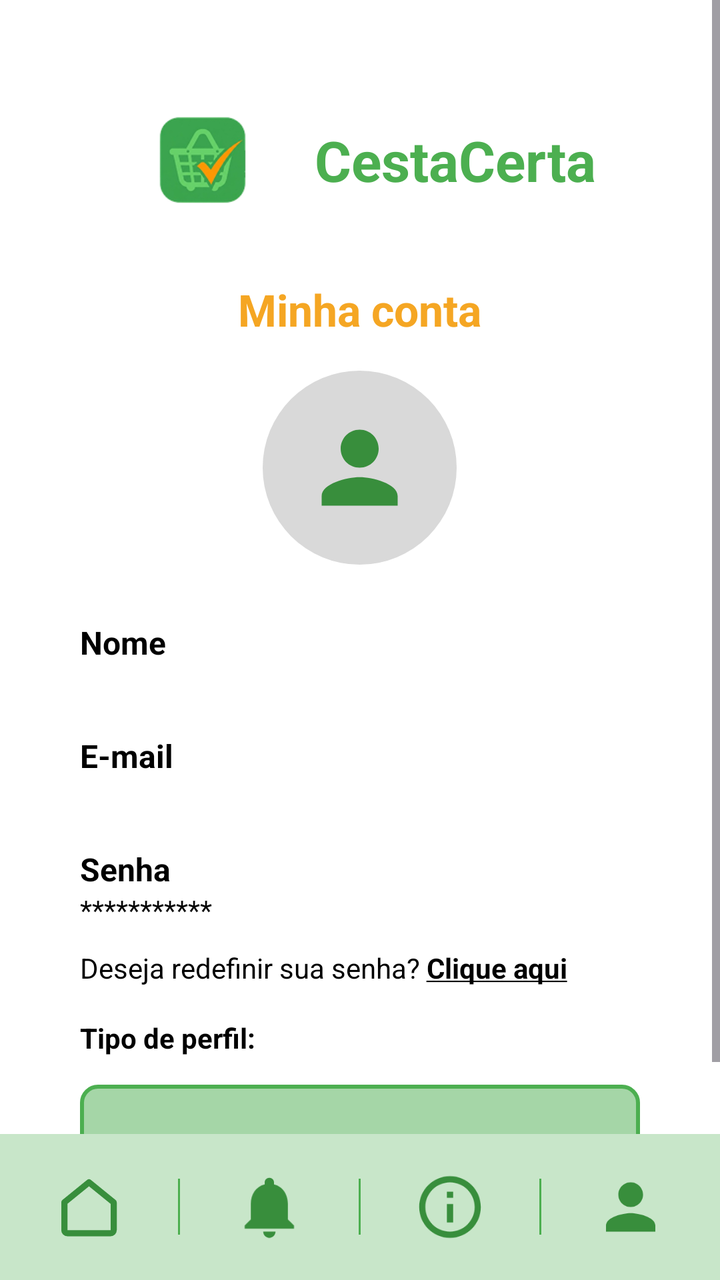
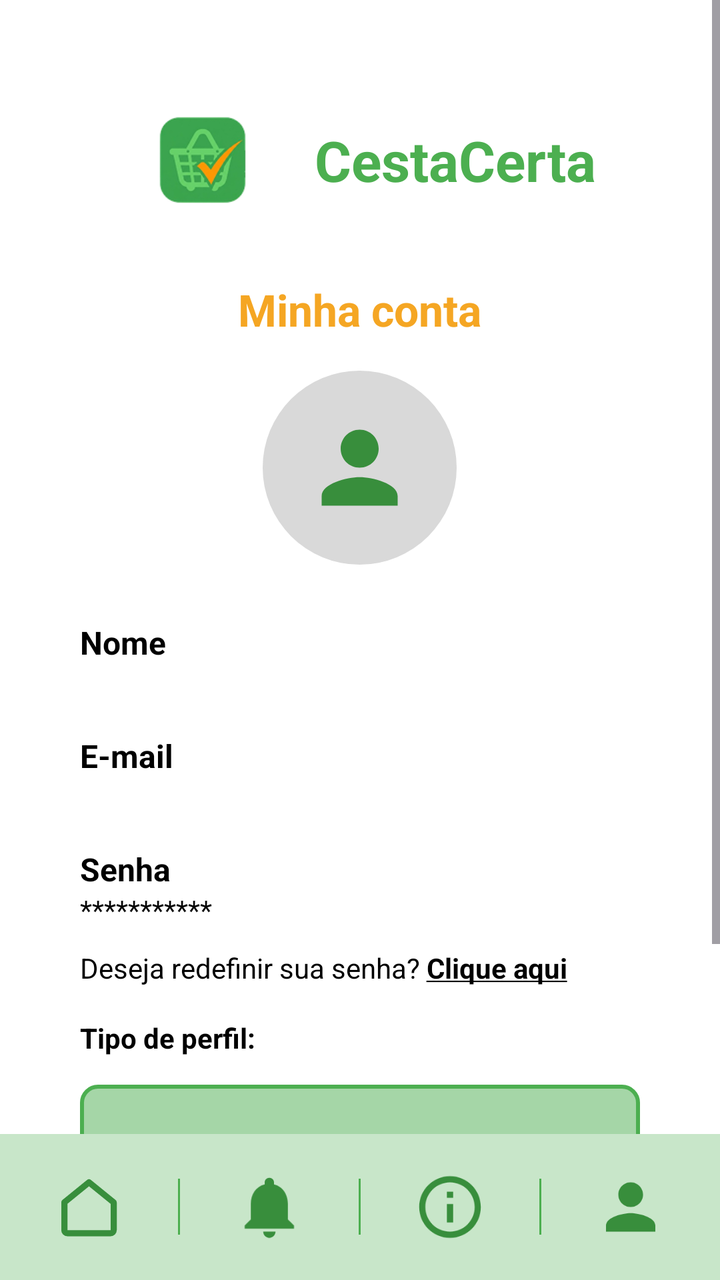

Two renders of the same Android screen: before a commit and after it. Below are the layout's source before the change and the commit's diff.
<!-- AndroidManifest.xml: application theme Theme.CestaCerta -->
<!-- res/layout/activity_perfil.xml -->
<?xml version="1.0" encoding="utf-8"?>
<LinearLayout xmlns:android="http://schemas.android.com/apk/res/android"
    android:id="@+id/perfil"
    android:layout_width="match_parent"
    android:layout_height="match_parent"
    android:background="@color/branco"
    android:orientation="vertical">

    <ScrollView
        android:layout_width="match_parent"
        android:layout_height="0dp"
        android:layout_weight="1">

        <LinearLayout
            android:layout_width="match_parent"
            android:layout_height="wrap_content"
            android:orientation="vertical"
            android:paddingHorizontal="40dp"
            android:paddingTop="@dimen/margem_tela"
            android:paddingBottom="24dp">

            <include layout="@layout/layout_cabecalho" />

            <TextView
                android:layout_width="wrap_content"
                android:layout_height="wrap_content"
                android:layout_gravity="center_horizontal"
                android:layout_marginTop="20dp"
                android:text="@string/minha_conta"
                android:textColor="@color/laranja"
                android:textSize="22sp"
                android:textStyle="bold" />

            <ImageView
                android:id="@+id/ivFotoPerfil"
                android:layout_width="97dp"
                android:layout_height="97dp"
                android:layout_gravity="center_horizontal"
                android:layout_marginTop="16dp"
                android:background="@drawable/bg_avatar"
                android:contentDescription="@string/desc_foto_perfil"
                android:padding="20dp"
                android:scaleType="fitCenter"
                android:src="@drawable/nav_perfil" />

            <TextView
                style="@style/Rotulo"
                android:layout_marginTop="28dp"
                android:text="@string/nome_label" />

            <TextView
                android:id="@+id/tvNome"
                android:layout_width="match_parent"
                android:layout_height="wrap_content"
                android:textColor="@color/preto"
                android:textSize="14sp" />

            <TextView
                style="@style/Rotulo"
                android:layout_marginTop="16dp"
                android:text="@string/email_label" />

            <TextView
                android:id="@+id/tvEmail"
                android:layout_width="match_parent"
                android:layout_height="wrap_content"
                android:textColor="@color/preto"
                android:textSize="14sp" />

            <TextView
                style="@style/Rotulo"
                android:layout_marginTop="16dp"
                android:text="@string/senha_label" />

            <TextView
                android:layout_width="match_parent"
                android:layout_height="wrap_content"
                android:text="***********"
                android:textColor="@color/preto"
                android:textSize="14sp" />

            <TextView
                android:id="@+id/tvRedefinirSenha"
                android:layout_width="match_parent"
                android:layout_height="wrap_content"
                android:layout_marginTop="6dp"
                android:paddingVertical="4dp"
                android:text="@string/redefinir_senha"
                android:textColor="@color/preto"
                android:textSize="14sp" />

            <TextView
                android:layout_width="match_parent"
                android:layout_height="wrap_content"
                android:layout_marginTop="12dp"
                android:text="@string/tipo_perfil_label"
                android:textColor="@color/preto"
                android:textSize="14sp"
                android:textStyle="bold" />

            <TextView
                android:id="@+id/tvTipoPerfil"
                android:layout_width="match_parent"
                android:layout_height="39dp"
                android:layout_marginTop="14dp"
                android:background="@drawable/bg_tipo_perfil"
                android:gravity="center"
                android:textColor="@color/preto"
                android:textSize="@dimen/texto_rotulo"
                android:textStyle="bold" />
        </LinearLayout>
    </ScrollView>

    <include layout="@layout/layout_barra_inferior" />
</LinearLayout>
<!-- res/layout/layout_cabecalho.xml (included above) -->
<?xml version="1.0" encoding="utf-8"?>
<LinearLayout xmlns:android="http://schemas.android.com/apk/res/android"
    android:layout_width="wrap_content"
    android:layout_height="wrap_content"
    android:layout_gravity="center_horizontal"
    android:layout_marginTop="8dp"
    android:gravity="center_vertical"
    android:orientation="horizontal">

    <ImageView
        android:layout_width="@dimen/tamanho_logo_cadastro"
        android:layout_height="@dimen/tamanho_logo_cadastro"
        android:contentDescription="@string/desc_logo"
        android:src="@drawable/logo_grande_clean" />

    <TextView
        android:layout_width="wrap_content"
        android:layout_height="wrap_content"
        android:layout_marginStart="16dp"
        android:text="@string/app_name"
        android:textColor="@color/verde_primario"
        android:textSize="@dimen/texto_titulo"
        android:textStyle="bold" />
</LinearLayout>
<!-- res/layout/layout_barra_inferior.xml (included above) -->
<?xml version="1.0" encoding="utf-8"?>
<LinearLayout xmlns:android="http://schemas.android.com/apk/res/android"
    android:id="@+id/barraInferior"
    android:layout_width="match_parent"
    android:layout_height="73dp"
    android:background="@color/verde_claro"
    android:gravity="center_vertical"
    android:orientation="horizontal">

    <ImageButton
        android:id="@+id/btnInicio"
        android:layout_width="0dp"
        android:layout_height="match_parent"
        android:layout_weight="1"
        android:background="?attr/selectableItemBackgroundBorderless"
        android:contentDescription="Início"
        android:padding="18dp"
        android:scaleType="fitCenter"
        android:src="@drawable/nav_inicio" />

    <View
        android:layout_width="1dp"
        android:layout_height="28dp"
        android:background="@color/verde" />

    <ImageButton
        android:id="@+id/btnNotificacoes"
        android:layout_width="0dp"
        android:layout_height="match_parent"
        android:layout_weight="1"
        android:background="?attr/selectableItemBackgroundBorderless"
        android:contentDescription="Notificações"
        android:padding="18dp"
        android:scaleType="fitCenter"
        android:src="@drawable/nav_notificacoes" />

    <View
        android:layout_width="1dp"
        android:layout_height="28dp"
        android:background="@color/verde" />

    <ImageButton
        android:id="@+id/btnSobre"
        android:layout_width="0dp"
        android:layout_height="match_parent"
        android:layout_weight="1"
        android:background="?attr/selectableItemBackgroundBorderless"
        android:contentDescription="Sobre nós"
        android:padding="18dp"
        android:scaleType="fitCenter"
        android:src="@drawable/nav_sobre" />

    <View
        android:layout_width="1dp"
        android:layout_height="28dp"
        android:background="@color/verde" />

    <ImageButton
        android:id="@+id/btnPerfil"
        android:layout_width="0dp"
        android:layout_height="match_parent"
        android:layout_weight="1"
        android:background="?attr/selectableItemBackgroundBorderless"
        android:contentDescription="Perfil"
        android:padding="18dp"
        android:scaleType="fitCenter"
        android:src="@drawable/nav_perfil" />
</LinearLayout>
<!-- resources referenced by this layout -->
<resources>
  <color name="branco">#FFFFFF</color>
  <color name="laranja">#FFF5A623</color>
  <color name="preto">#000000</color>
  <color name="verde">#FF4CAF50</color>
  <color name="verde_claro">#FFC8E6C9</color>
  <color name="verde_primario">#4CAF50</color>
  <dimen name="margem_tela">32dp</dimen>
  <dimen name="tamanho_logo_cadastro">80dp</dimen>
  <dimen name="texto_rotulo">16sp</dimen>
  <dimen name="texto_titulo">28sp</dimen>
  <!-- drawable bg_avatar (drawable) -->
  <?xml version="1.0" encoding="utf-8"?>
  <shape xmlns:android="http://schemas.android.com/apk/res/android"
      android:shape="oval">
      <solid android:color="@color/cinza_avatar" />
  </shape>
  <!-- drawable bg_tipo_perfil (drawable) -->
  <?xml version="1.0" encoding="utf-8"?>
  <shape xmlns:android="http://schemas.android.com/apk/res/android"
      android:shape="rectangle">
      <solid android:color="@color/verde_perfil" />
      <stroke
          android:width="2dp"
          android:color="@color/verde_primario" />
      <corners android:radius="8dp" />
  </shape>
  <!-- drawable nav_notificacoes (drawable) -->
  <?xml version="1.0" encoding="utf-8"?>
  <vector xmlns:android="http://schemas.android.com/apk/res/android"
      android:width="32dp"
      android:height="32dp"
      android:viewportWidth="24"
      android:viewportHeight="24">
      <path
          android:pathData="M12,22c1.1,0 2,-0.9 2,-2h-4c0,1.1 0.89,2 2,2zM18,16v-5c0,-3.07 -1.64,-5.64 -4.5,-6.32V4c0,-0.83 -0.67,-1.5 -1.5,-1.5s-1.5,0.67 -1.5,1.5v0.68C7.63,5.36 6,7.92 6,11v5l-2,2v1h16v-1l-2,-2z"
          android:fillColor="#FF388E3C" />
  </vector>
  <!-- drawable nav_perfil (drawable) -->
  <?xml version="1.0" encoding="utf-8"?>
  <vector xmlns:android="http://schemas.android.com/apk/res/android"
      android:width="32dp"
      android:height="32dp"
      android:viewportWidth="24"
      android:viewportHeight="24">
      <path
          android:pathData="M12,12c2.21,0 4,-1.79 4,-4s-1.79,-4 -4,-4 -4,1.79 -4,4 1.79,4 4,4zM12,14c-2.67,0 -8,1.34 -8,4v2h16v-2c0,-2.66 -5.33,-4 -8,-4z"
          android:fillColor="#FF388E3C" />
  </vector>
  <!-- drawable nav_sobre (drawable) -->
  <?xml version="1.0" encoding="utf-8"?>
  <vector xmlns:android="http://schemas.android.com/apk/res/android"
      android:width="32dp"
      android:height="32dp"
      android:viewportWidth="24"
      android:viewportHeight="24">
      <path
          android:pathData="M11,7h2v2h-2zM11,11h2v6h-2zM12,2C6.48,2 2,6.48 2,12s4.48,10 10,10 10,-4.48 10,-10S17.52,2 12,2zM12,20c-4.41,0 -8,-3.59 -8,-8s3.59,-8 8,-8 8,3.59 8,8 -3.59,8 -8,8z"
          android:fillColor="#FF388E3C" />
  </vector>
  <string name="app_name">CestaCerta</string>
  <string name="desc_foto_perfil">Foto de perfil</string>
  <string name="desc_logo">Logo do Cesta Certa</string>
  <string name="email_label">E-mail</string>
  <string name="minha_conta">Minha conta</string>
  <string name="nome_label">Nome</string>
  <string name="redefinir_senha">Deseja redefinir sua senha? <b><u>Clique aqui</u></b></string>
  <string name="senha_label">Senha</string>
  <string name="tipo_perfil_label">Tipo de perfil:</string>
  <style name="Rotulo">
          <item name="android:layout_width">match_parent</item>
          <item name="android:layout_height">wrap_content</item>
          <item name="android:layout_marginTop">20dp</item>
          <item name="android:textColor">@color/preto</item>
          <item name="android:textSize">@dimen/texto_rotulo</item>
          <item name="android:textStyle">bold</item>
      </style>
  <style name="Theme.CestaCerta" parent="Base.Theme.CestaCerta" />
  <color name="cinza_avatar">#FFD9D9D9</color>
  <color name="verde_perfil">#FFA5D6A7</color>
  <style name="Base.Theme.CestaCerta" parent="Theme.Material3.DayNight.NoActionBar">
          
          
      </style>
  <!-- unchanged entries left out for length: 2 -->
</resources>

<!-- the commit's change to res/layout/activity_perfil.xml (unified diff, before → after) -->
@@ -1,5 +1,6 @@
 <?xml version="1.0" encoding="utf-8"?>
 <LinearLayout xmlns:android="http://schemas.android.com/apk/res/android"
+    xmlns:app="http://schemas.android.com/apk/res-auto"
     android:id="@+id/perfil"
     android:layout_width="match_parent"
     android:layout_height="match_parent"
@@ -108,6 +109,18 @@
                 android:textColor="@color/preto"
                 android:textSize="@dimen/texto_rotulo"
                 android:textStyle="bold" />
+
+            <com.google.android.material.button.MaterialButton
+                android:id="@+id/btnSair"
+                android:layout_width="match_parent"
+                android:layout_height="@dimen/altura_botao"
+                android:layout_marginTop="24dp"
+                android:text="@string/sair_da_conta"
+                android:textColor="@color/branco"
+                android:textSize="@dimen/texto_rotulo"
+                android:textStyle="bold"
+                app:backgroundTint="@color/verde_primario"
+                app:cornerRadius="@dimen/raio_campo" />
         </LinearLayout>
     </ScrollView>
 
<!-- resource entries referenced after the edit -->
@@ -6,7 +6,9 @@
   <color name="verde">#FF4CAF50</color>
   <color name="verde_claro">#FFC8E6C9</color>
   <color name="verde_primario">#4CAF50</color>
+  <dimen name="altura_botao">52dp</dimen>
   <dimen name="margem_tela">32dp</dimen>
+  <dimen name="raio_campo">12dp</dimen>
   <dimen name="tamanho_logo_cadastro">80dp</dimen>
   <dimen name="texto_rotulo">16sp</dimen>
   <dimen name="texto_titulo">28sp</dimen>
@@ -66,6 +68,7 @@
   <string name="minha_conta">Minha conta</string>
   <string name="nome_label">Nome</string>
   <string name="redefinir_senha">Deseja redefinir sua senha? <b><u>Clique aqui</u></b></string>
+  <string name="sair_da_conta">Sair da conta</string>
   <string name="senha_label">Senha</string>
   <string name="tipo_perfil_label">Tipo de perfil:</string>
   <style name="Rotulo">
